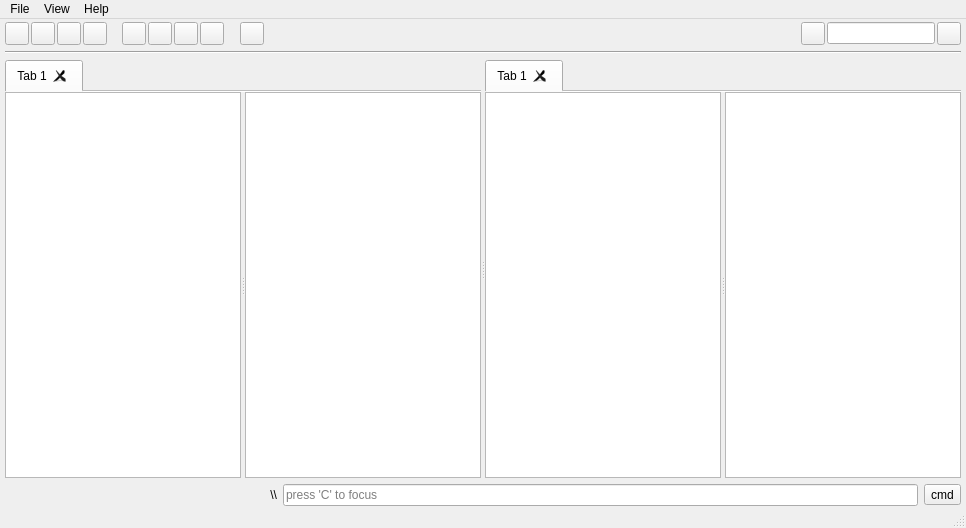
The window that mainwindow.ui (yunnsbz/File-Manager) describes before a commit, drawn with Qt 5.
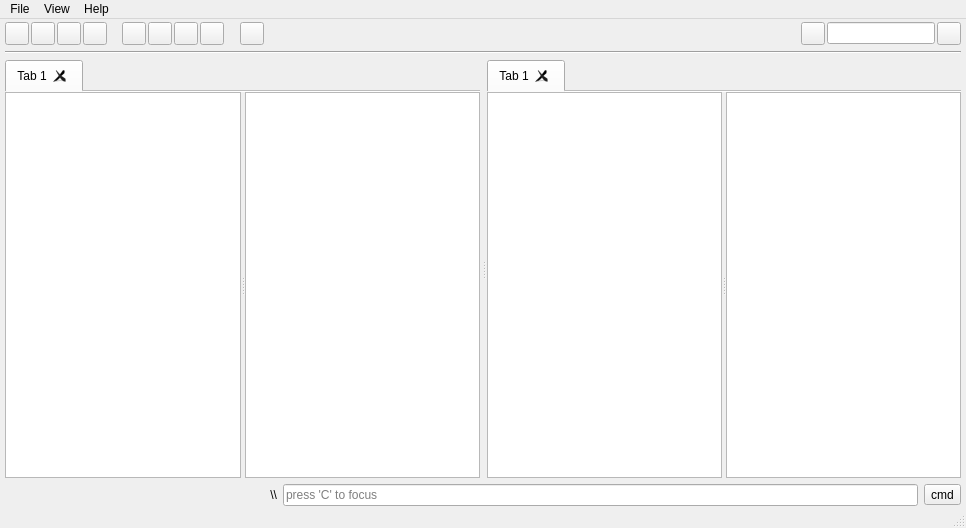
The same window after the commit. Icons and pictures are not drawn.

```diff
--- a/mainwindow.ui
+++ b/mainwindow.ui
@@ -307,6 +307,9 @@
           <property name="opaqueResize">
            <bool>true</bool>
           </property>
+          <property name="handleWidth">
+           <number>7</number>
+          </property>
           <property name="childrenCollapsible">
            <bool>false</bool>
           </property>
```
Left out of the diff: 4 changed lines with no effect on the pictures.
